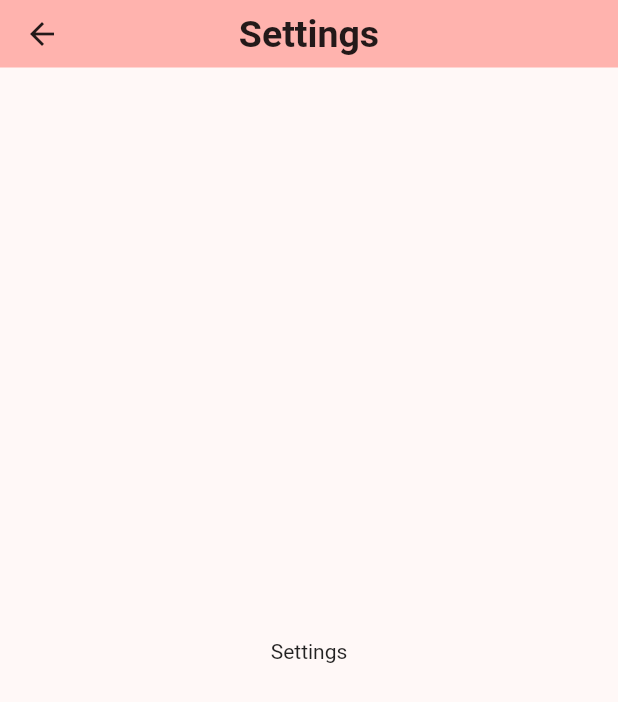
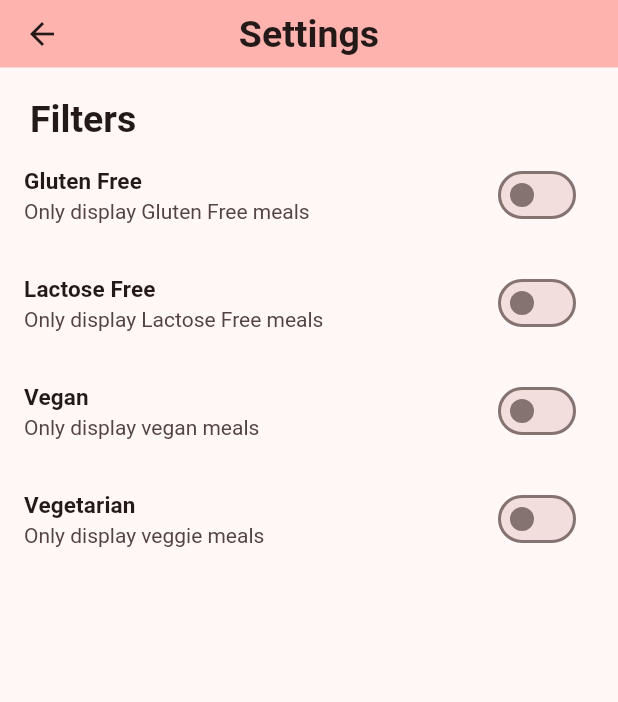
Before and after one commit to darcanj0/the_menu, a Flutter app: the SettingsPage screen opened by its route, on a phone screen of 412 x 824 dp. Shown: the top 702 px of the screen. Run offline on Flutter 3.47's test engine with Material 2 defaults, Android fonts, the light colour scheme and no system bars; our stand-ins replace google_fonts; Roboto replaces fonts that are missing (Vollkorn).

Commit message:
wip: settings

```diff
--- a/lib/components/app_bars/the_menu_drawer.dart
+++ b/lib/components/app_bars/the_menu_drawer.dart
@@ -13,7 +13,7 @@ class TheMenuDrawer extends StatelessWidget {
     void navigateTo(AppRoutes route) =>
         Navigator.of(context).pushNamed(route.name);
 
-    void navigateToPoppoingCurrent(AppRoutes route) =>
+    void navigateToPoppingCurrent(AppRoutes route) =>
         Navigator.of(context).pushReplacementNamed(route.name);
 
     Widget getTile(IconData icon, String label, void Function() fn) {
@@ -45,7 +45,7 @@ class TheMenuDrawer extends StatelessWidget {
           height: 20,
         ),
         getTile(Icons.home, 'Home',
-            () => navigateToPoppoingCurrent(AppRoutes.categories)),
+            () => navigateToPoppingCurrent(AppRoutes.categories)),
         getTile(Icons.restaurant, 'All Meals',
             () => navigateTo(AppRoutes.allMeals)),
         getTile(Icons.shopping_cart, 'Cart', () => navigateTo(AppRoutes.cart)),
--- /dev/null
+++ b/lib/components/buttons/favorite_float_button.dart
@@ -0,0 +1,18 @@
+import 'package:flutter/material.dart';
+
+class FavoriteFloatButton extends StatelessWidget {
+  const FavoriteFloatButton({super.key});
+
+  @override
+  Widget build(BuildContext context) {
+    final ColorScheme colorScheme = Theme.of(context).colorScheme;
+    return FloatingActionButton(
+      backgroundColor: colorScheme.onPrimaryContainer,
+      onPressed: () {},
+      child: Icon(
+        Icons.star_outline_outlined,
+        color: colorScheme.onInverseSurface,
+      ),
+    );
+  }
+}
--- /dev/null
+++ b/lib/models/settings.dart
@@ -0,0 +1,13 @@
+class Settings {
+  bool isGlutenFree;
+  bool isLactoseFree;
+  bool isVeggie;
+  bool isVegan;
+
+  Settings({
+    required this.isGlutenFree,
+    required this.isLactoseFree,
+    required this.isVegan,
+    required this.isVeggie,
+  });
+}
--- a/lib/pages/meal_details_page.dart
+++ b/lib/pages/meal_details_page.dart
@@ -1,5 +1,6 @@
 import 'package:flutter/material.dart';
 import 'package:the_menu/components/app_bars/the_menu_app_bar.dart';
+import 'package:the_menu/components/buttons/favorite_float_button.dart';
 import 'package:the_menu/models/cart.dart';
 
 import '../models/meal.dart';
@@ -100,6 +101,7 @@ class _MealDetailsPageState extends State<MealDetailsPage> {
           ),
         ),
       ),
+      floatingActionButton: const FavoriteFloatButton(),
       bottomNavigationBar: Container(
         height: 75,
         color: colorScheme.secondaryContainer,
--- a/lib/pages/settings_page.dart
+++ b/lib/pages/settings_page.dart
@@ -1,15 +1,110 @@
 import 'package:flutter/material.dart';
 import 'package:the_menu/components/app_bars/the_menu_app_bar.dart';
+import 'package:the_menu/models/settings.dart';
 
-class SettingsPage extends StatelessWidget {
+class SettingsPage extends StatefulWidget {
   const SettingsPage({super.key});
+
+  static double sectionPaddingInPx = 20;
+
+  @override
+  State<SettingsPage> createState() => _SettingsPageState();
+}
+
+class _SettingsPageState extends State<SettingsPage> {
+  Settings settings = Settings(
+    isGlutenFree: false,
+    isLactoseFree: false,
+    isVegan: false,
+    isVeggie: false,
+  );
 
   @override
   Widget build(BuildContext context) {
-    return const Scaffold(
-      appBar: TheMenuAppBar(title: 'Settings'),
-      body: Center(
-        child: Text('Settings'),
+    final ThemeData theme = Theme.of(context);
+    final TextTheme textTheme = theme.textTheme;
+
+    Widget createSwitch({
+      required String title,
+      required String subtitle,
+      required bool value,
+      required void Function(bool) onChanged,
+    }) {
+      return SwitchListTile.adaptive(
+        title: Text(
+          title,
+          style: textTheme.labelLarge,
+        ),
+        subtitle: Text(subtitle),
+        value: value,
+        onChanged: onChanged,
+      );
+    }
+
+    return Scaffold(
+      appBar: const TheMenuAppBar(title: 'Settings'),
+      body: Column(
+        children: [
+          SizedBox(
+            height: SettingsPage.sectionPaddingInPx,
+          ),
+          Row(
+            mainAxisAlignment: MainAxisAlignment.start,
+            children: [
+              Padding(
+                padding: EdgeInsets.symmetric(
+                    horizontal: SettingsPage.sectionPaddingInPx),
+                child: Text(
+                  'Filters',
+                  style: textTheme.headlineLarge,
+                ),
+              ),
+            ],
+          ),
+          Expanded(
+              child: ListView(
+            children: [
+              createSwitch(
+                title: 'Gluten Free',
+                subtitle: 'Only display Gluten Free meals',
+                value: settings.isGlutenFree,
+                onChanged: (value) {
+                  setState(() {
+                    settings.isGlutenFree = value;
+                  });
+                },
+              ),
+              createSwitch(
+                  title: 'Lactose Free',
+                  subtitle: 'Only display Lactose Free meals',
+                  value: settings.isLactoseFree,
+                  onChanged: (value) {
+                    setState(() {
+                      settings.isLactoseFree = value;
+                    });
+                  }),
+              createSwitch(
+                  title: 'Vegan',
+                  subtitle: 'Only display vegan meals',
+                  value: settings.isVegan,
+                  onChanged: (value) {
+                    setState(() {
+                      settings.isVegan = value;
+                    });
+                  }),
+              createSwitch(
+                title: 'Vegetarian',
+                subtitle: 'Only display veggie meals',
+                value: settings.isVeggie,
+                onChanged: (value) {
+                  setState(() {
+                    settings.isVeggie = value;
+                  });
+                },
+              )
+            ],
+          ))
+        ],
       ),
     );
   }
```
